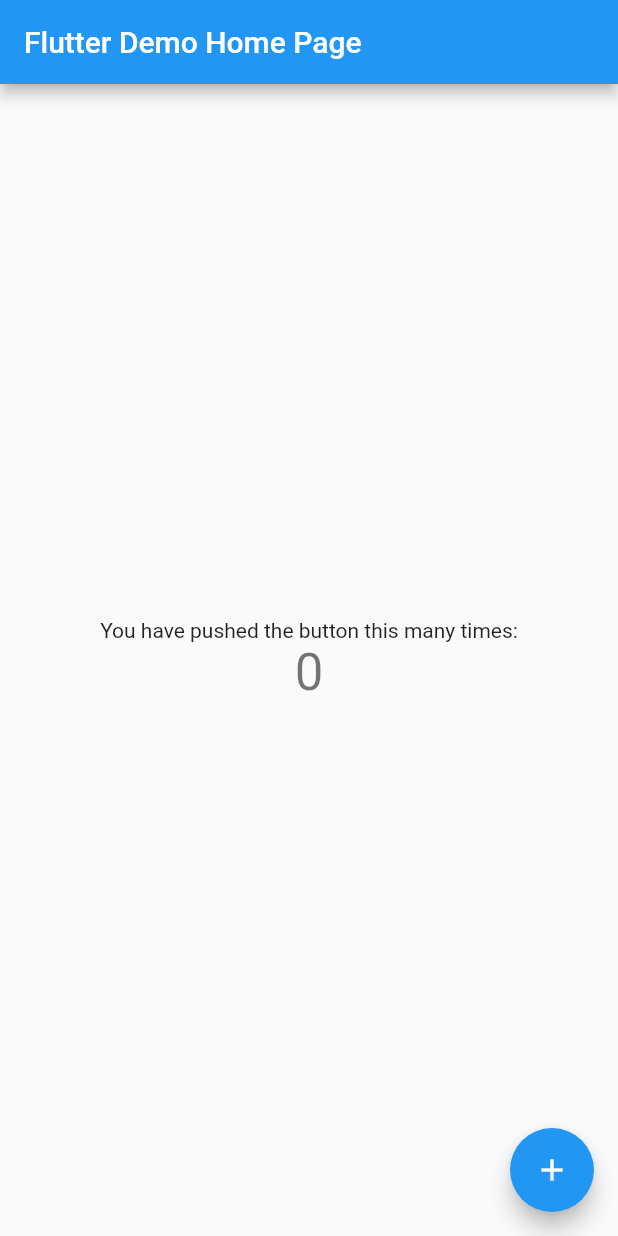
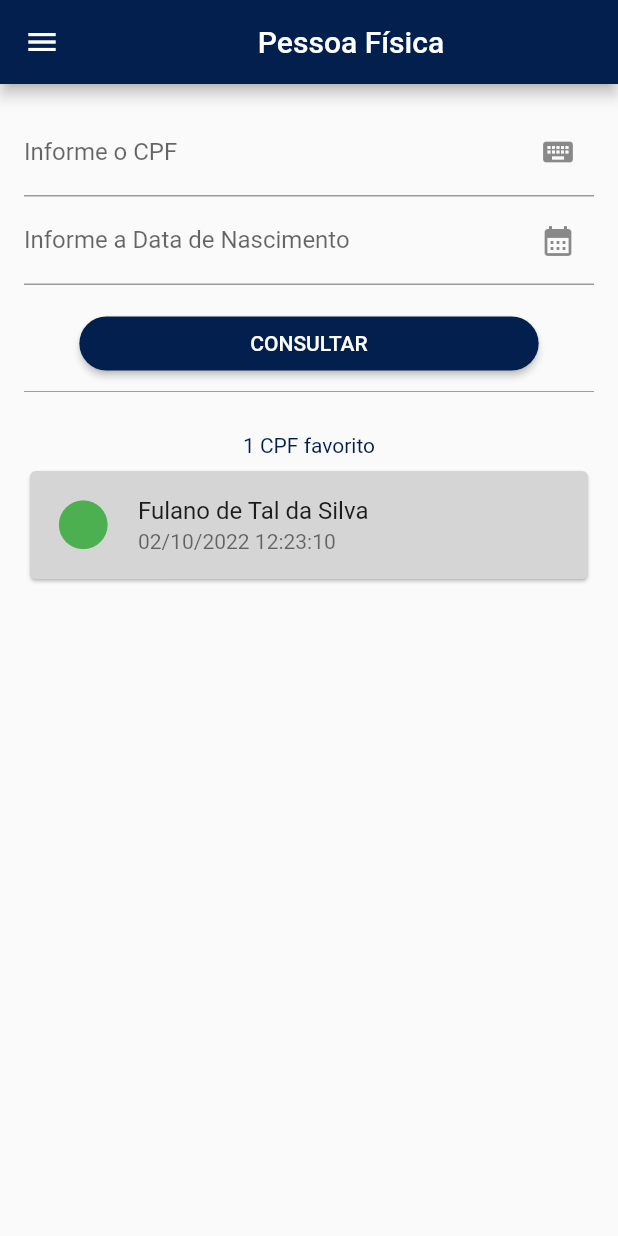
Before and after one commit to thiiagofernando/pessoa-fisica, a Flutter app: the screen it shows after launch, on a phone screen of 412 x 824 dp. Run offline on Flutter 3.47's test engine with Material 2 defaults, Android fonts, the phone set to English and light mode, and no system bars.

Commit message:
Criado layout do app

```diff
--- a/pessoafisica/lib/main.dart
+++ b/pessoafisica/lib/main.dart
@@ -1,113 +1,167 @@
 import 'package:flutter/material.dart';
 
 void main() {
-  runApp(MyApp());
+  runApp(const MyApp());
 }
 
 class MyApp extends StatelessWidget {
-  // This widget is the root of your application.
+  const MyApp({super.key});
+
   @override
   Widget build(BuildContext context) {
-    return MaterialApp(
+    return const MaterialApp(
+      debugShowCheckedModeBanner: false,
       title: 'Flutter Demo',
-      theme: ThemeData(
-        // This is the theme of your application.
-        //
-        // Try running your application with "flutter run". You'll see the
-        // application has a blue toolbar. Then, without quitting the app, try
-        // changing the primarySwatch below to Colors.green and then invoke
-        // "hot reload" (press "r" in the console where you ran "flutter run",
-        // or simply save your changes to "hot reload" in a Flutter IDE).
-        // Notice that the counter didn't reset back to zero; the application
-        // is not restarted.
-        primarySwatch: Colors.blue,
-      ),
-      home: MyHomePage(title: 'Flutter Demo Home Page'),
+      home: MyHomePage(title: 'Pessoa Física'),
     );
   }
 }
 
 class MyHomePage extends StatefulWidget {
-  MyHomePage({Key? key, required this.title}) : super(key: key);
-
-  // This widget is the home page of your application. It is stateful, meaning
-  // that it has a State object (defined below) that contains fields that affect
-  // how it looks.
-
-  // This class is the configuration for the state. It holds the values (in this
-  // case the title) provided by the parent (in this case the App widget) and
-  // used by the build method of the State. Fields in a Widget subclass are
-  // always marked "final".
+  const MyHomePage({super.key, required this.title});
 
   final String title;
 
   @override
-  _MyHomePageState createState() => _MyHomePageState();
+  State<MyHomePage> createState() => _MyHomePageState();
 }
 
 class _MyHomePageState extends State<MyHomePage> {
-  int _counter = 0;
-
-  void _incrementCounter() {
-    setState(() {
-      // This call to setState tells the Flutter framework that something has
-      // changed in this State, which causes it to rerun the build method below
-      // so that the display can reflect the updated values. If we changed
-      // _counter without calling setState(), then the build method would not be
-      // called again, and so nothing would appear to happen.
-      _counter++;
-    });
-  }
-
   @override
   Widget build(BuildContext context) {
-    // This method is rerun every time setState is called, for instance as done
-    // by the _incrementCounter method above.
-    //
-    // The Flutter framework has been optimized to make rerunning build methods
-    // fast, so that you can just rebuild anything that needs updating rather
-    // than having to individually change instances of widgets.
     return Scaffold(
       appBar: AppBar(
-        // Here we take the value from the MyHomePage object that was created by
-        // the App.build method, and use it to set our appbar title.
-        title: Text(widget.title),
+        title: Center(child: Text(widget.title)),
+        backgroundColor: const Color.fromARGB(255, 2, 31, 77),
       ),
-      body: Center(
-        // Center is a layout widget. It takes a single child and positions it
-        // in the middle of the parent.
-        child: Column(
-          // Column is also a layout widget. It takes a list of children and
-          // arranges them vertically. By default, it sizes itself to fit its
-          // children horizontally, and tries to be as tall as its parent.
-          //
-          // Invoke "debug painting" (press "p" in the console, choose the
-          // "Toggle Debug Paint" action from the Flutter Inspector in Android
-          // Studio, or the "Toggle Debug Paint" command in Visual Studio Code)
-          // to see the wireframe for each widget.
-          //
-          // Column has various properties to control how it sizes itself and
-          // how it positions its children. Here we use mainAxisAlignment to
-          // center the children vertically; the main axis here is the vertical
-          // axis because Columns are vertical (the cross axis would be
-          // horizontal).
-          mainAxisAlignment: MainAxisAlignment.center,
-          children: <Widget>[
-            Text(
-              'You have pushed the button this many times:',
+      body: SingleChildScrollView(
+        child: Padding(
+          padding: const EdgeInsets.all(16.0),
+          child: Column(
+            children: <Widget>[
+              const TextField(
+                keyboardType: TextInputType.number,
+                decoration: InputDecoration(
+                  labelText: 'Informe o CPF',
+                  suffixIcon: Icon(Icons.keyboard),
+                ),
+              ),
+              const TextField(
+                keyboardType: TextInputType.datetime,
+                decoration: InputDecoration(
+                  labelText: 'Informe a Data de Nascimento',
+                  suffixIcon: Icon(Icons.calendar_month),
+                ),
+              ),
+              const SizedBox(
+                height: 15,
+              ),
+              ElevatedButton(
+                style: ElevatedButton.styleFrom(
+                  backgroundColor: const Color.fromARGB(255, 2, 31, 77),
+                  padding: const EdgeInsets.only(right: 114, left: 114),
+                  shape: RoundedRectangleBorder(
+                    borderRadius: BorderRadius.circular(20),
+                  ),
+                ),
+                onPressed: () {
+                  print("Consultar");
+                },
+                child: const Text("CONSULTAR"),
+              ),
+              const Divider(
+                color: Colors.grey,
+              ),
+              const SizedBox(
+                height: 20,
+              ),
+              const Text(
+                "1 CPF favorito",
+                style: TextStyle(
+                  color: Color.fromARGB(255, 2, 31, 77),
+                ),
+              ),
+              const SizedBox(
+                height: 5,
+              ),
+              Card(
+                color: const Color.fromARGB(255, 214, 213, 213),
+                child: Column(
+                  mainAxisSize: MainAxisSize.min,
+                  children: const [
+                    ListTile(
+                      leading: Icon(
+                        Icons.circle,
+                        color: Colors.green,
+                        size: 39,
+                      ),
+                      title: Text("Fulano de Tal da Silva"),
+                      subtitle: Text("02/10/2022 12:23:10"),
+                    ),
+                  ],
+                ),
+              )
+            ],
+          ),
+        ),
+      ),
+      drawer: Drawer(
+        child: ListView(
+          padding: EdgeInsets.zero,
+          children: [
+            DrawerHeader(
+              decoration: const BoxDecoration(
+                color: Color.fromARGB(255, 9, 101, 175),
+              ),
+              child: Center(
+                child: Text(
+                  widget.title,
+                  style: const TextStyle(
+                    fontWeight: FontWeight.bold,
+                    fontSize: 35,
+                    color: Colors.white,
+                  ),
+                ),
+              ),
             ),
-            Text(
-              '$_counter',
-              style: Theme.of(context).textTheme.headline4,
+            ListTile(
+              leading: const Icon(Icons.search),
+              title: const Text("Consulta CPF"),
+              onTap: () {
+                Navigator.pop(context);
+              },
+            ),
+            ListTile(
+              leading: const Icon(Icons.monetization_on),
+              title: const Text("Consulta Restituição"),
+              onTap: () {
+                Navigator.pop(context);
+              },
+            ),
+            ListTile(
+              leading: const Icon(Icons.gps_fixed),
+              title: const Text("Outros Serviços"),
+              onTap: () {
+                Navigator.pop(context);
+              },
+            ),
+            ListTile(
+              leading: const Icon(Icons.home),
+              title: const Text("Unidades RFB"),
+              onTap: () {
+                Navigator.pop(context);
+              },
+            ),
+            ListTile(
+              leading: const Icon(Icons.info),
+              title: const Text("Sobre"),
+              onTap: () {
+                Navigator.pop(context);
+              },
             ),
           ],
         ),
       ),
-      floatingActionButton: FloatingActionButton(
-        onPressed: _incrementCounter,
-        tooltip: 'Increment',
-        child: Icon(Icons.add),
-      ), // This trailing comma makes auto-formatting nicer for build methods.
     );
   }
 }
```
Also changed, not shown: pessoafisica/analysis_options.yaml (added, +29 -0 lines), pessoafisica/pubspec.yaml (+21 -6 lines), 95 other files.
